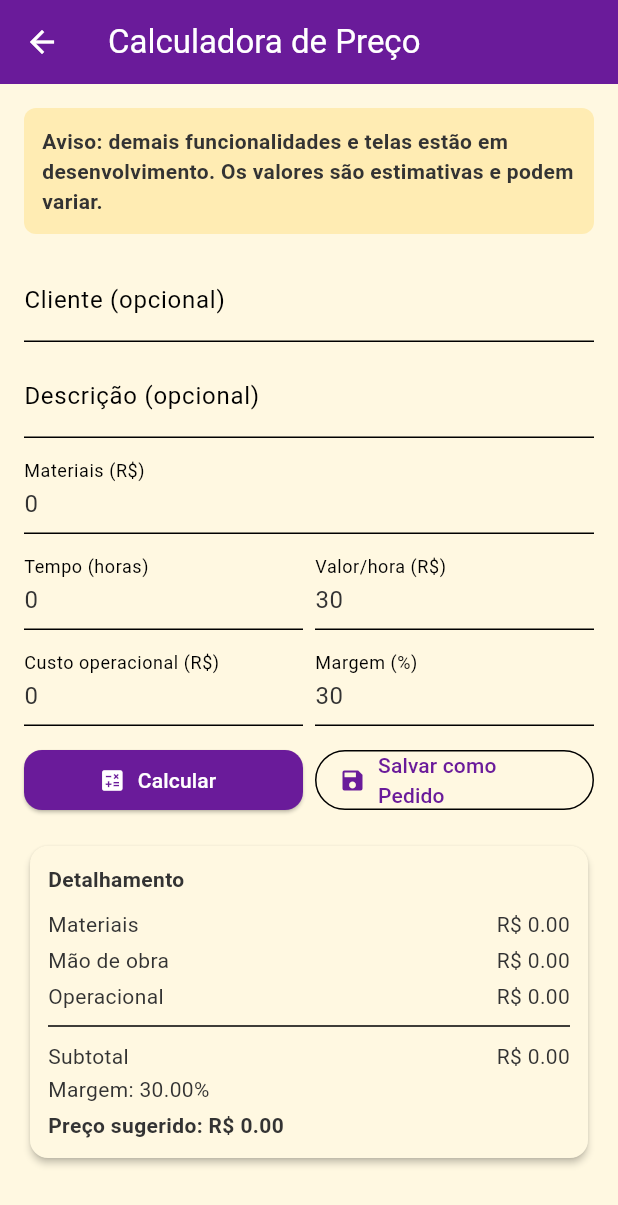
After one commit to AliceSilva56/Costura-Certa, a Flutter app: the CalculadoraScreen screen opened by its route, after a tap on "Calcular", on a phone screen of 412 x 824 dp. The commit adds this screen. Shown: the top 1205 px of the screen. Run offline on Flutter 3.47's test engine with Material 3 defaults, Android fonts, the phone set to English and light mode, and no system bars; our stand-ins replace hive_flutter; accounts and stored records are empty.

Commit message:
Atualização

```diff
--- /dev/null
+++ b/lib/models/insumo.dart
@@ -0,0 +1,33 @@
+class Insumo {
+  final String nome;
+  final String tipo; // tecido, linha, aviamento, etc.
+  final String unidade; // m, m2, un, etc.
+  final double quantidade;
+  final double custoUnitario;
+
+  const Insumo({
+    required this.nome,
+    required this.tipo,
+    required this.unidade,
+    required this.quantidade,
+    required this.custoUnitario,
+  });
+
+  double get custoTotal => quantidade * custoUnitario;
+
+  Map<String, dynamic> toMap() => {
+        'nome': nome,
+        'tipo': tipo,
+        'unidade': unidade,
+        'quantidade': quantidade,
+        'custoUnitario': custoUnitario,
+      };
+
+  factory Insumo.fromMap(Map map) => Insumo(
+        nome: (map['nome'] ?? '') as String,
+        tipo: (map['tipo'] ?? '') as String,
+        unidade: (map['unidade'] ?? '') as String,
+        quantidade: (map['quantidade'] ?? 0).toDouble(),
+        custoUnitario: (map['custoUnitario'] ?? 0).toDouble(),
+      );
+}
--- a/lib/models/pedido.dart
+++ b/lib/models/pedido.dart
@@ -1,10 +1,28 @@
+import 'insumo.dart';
+
+enum PedidoStatus { emAndamento, entregue, pago }
+
 class Pedido {
   final String id;
   final String cliente;
   final String descricao;
   final double valor;  // valor total do pedido
-  final double? tecido; // gasto com tecido (opcional)
-  final double? tempo;  // custo de mão de obra (opcional)
+  final double? tecido; // gasto com tecido (opcional, legado)
+  final double? tempo;  // custo de mão de obra (opcional, legado)
+
+  // Novos campos para cálculo detalhado
+  final List<Insumo> itensInsumo;
+  final double? tempoHoras;
+  final double? valorHora; // padrão sugerido: 30.0
+  final double? custoOperacional; // valor agregado por pedido
+  final double? margemLucroPercent; // padrão sugerido: 30.0
+  final PedidoStatus? status;
+  final DateTime? dataCriacao;
+  final DateTime? dataEntregaPrevista;
+  final DateTime? dataEntregaReal;
+  final DateTime? dataPagamento;
+  final double? precoSugerido; // calculado
+  final double? precoFinal; // pode sobrescrever o sugerido
 
   Pedido({
     required this.id,
@@ -13,5 +31,83 @@ class Pedido {
     required this.valor,
     this.tecido,
     this.tempo,
+    this.itensInsumo = const [],
+    this.tempoHoras,
+    this.valorHora,
+    this.custoOperacional,
+    this.margemLucroPercent,
+    this.status,
+    this.dataCriacao,
+    this.dataEntregaPrevista,
+    this.dataEntregaReal,
+    this.dataPagamento,
+    this.precoSugerido,
+    this.precoFinal,
   });
+
+  Map<String, dynamic> toMap() => {
+        'id': id,
+        'cliente': cliente,
+        'descricao': descricao,
+        'valor': valor,
+        'tecido': tecido,
+        'tempo': tempo,
+        'itensInsumo': itensInsumo.map((e) => e.toMap()).toList(),
+        'tempoHoras': tempoHoras,
+        'valorHora': valorHora,
+        'custoOperacional': custoOperacional,
+        'margemLucroPercent': margemLucroPercent,
+        'status': status?.index,
+        'dataCriacao': dataCriacao?.millisecondsSinceEpoch,
+        'dataEntregaPrevista': dataEntregaPrevista?.millisecondsSinceEpoch,
+        'dataEntregaReal': dataEntregaReal?.millisecondsSinceEpoch,
+        'dataPagamento': dataPagamento?.millisecondsSinceEpoch,
+        'precoSugerido': precoSugerido,
+        'precoFinal': precoFinal,
+      };
+
+  factory Pedido.fromMap(Map map) => Pedido(
+        id: (map['id'] ?? '') as String,
+        cliente: (map['cliente'] ?? '') as String,
+        descricao: (map['descricao'] ?? '') as String,
+        valor: (map['valor'] ?? 0).toDouble(),
+        tecido: map['tecido'] == null ? null : (map['tecido']).toDouble(),
+        tempo: map['tempo'] == null ? null : (map['tempo']).toDouble(),
+        itensInsumo: ((map['itensInsumo'] ?? []) as List)
+            .map((e) => Insumo.fromMap(e as Map))
+            .toList(),
+        tempoHoras:
+            map['tempoHoras'] == null ? null : (map['tempoHoras']).toDouble(),
+        valorHora: map['valorHora'] == null ? null : (map['valorHora']).toDouble(),
+        custoOperacional: map['custoOperacional'] == null
+            ? null
+            : (map['custoOperacional']).toDouble(),
+        margemLucroPercent: map['margemLucroPercent'] == null
+            ? null
+            : (map['margemLucroPercent']).toDouble(),
+        status: map['status'] == null
+            ? null
+            : PedidoStatus.values[(map['status'] as num).toInt()],
+        dataCriacao: map['dataCriacao'] == null
+            ? null
+            : DateTime.fromMillisecondsSinceEpoch(
+                (map['dataCriacao'] as num).toInt()),
+        dataEntregaPrevista: map['dataEntregaPrevista'] == null
+            ? null
+            : DateTime.fromMillisecondsSinceEpoch(
+                (map['dataEntregaPrevista'] as num).toInt()),
+        dataEntregaReal: map['dataEntregaReal'] == null
+            ? null
+            : DateTime.fromMillisecondsSinceEpoch(
+                (map['dataEntregaReal'] as num).toInt()),
+        dataPagamento: map['dataPagamento'] == null
+            ? null
+            : DateTime.fromMillisecondsSinceEpoch(
+                (map['dataPagamento'] as num).toInt()),
+        precoSugerido: map['precoSugerido'] == null
+            ? null
+            : (map['precoSugerido']).toDouble(),
+        precoFinal:
+            map['precoFinal'] == null ? null : (map['precoFinal']).toDouble(),
+      );
 }
--- a/lib/routes.dart
+++ b/lib/routes.dart
@@ -5,6 +5,7 @@ import 'screens/tecidos_screen.dart';
 import 'screens/pedidos_screen.dart';
 import 'screens/financeiro_screen.dart';
 import 'screens/config_screen.dart';
+import 'screens/calculadora_screen.dart';
 
 final Map<String, WidgetBuilder> appRoutes = {
   '/': (context) => const HomeScreen(),
@@ -13,4 +14,5 @@ final Map<String, WidgetBuilder> appRoutes = {
   '/pedidos': (context) => const PedidosScreen(),
   '/financeiro': (context) => const FinanceiroScreen(),
   '/config': (context) => const ConfigScreen(),
+  '/calculadora': (context) => const CalculadoraScreen(),
 };
--- /dev/null
+++ b/lib/screens/calculadora_screen.dart
@@ -0,0 +1,291 @@
+import 'package:flutter/material.dart';
+import 'package:provider/provider.dart';
+import 'package:uuid/uuid.dart';
+
+import '../models/insumo.dart';
+import '../models/pedido.dart';
+import '../services/calculadora_preco_service.dart';
+import '../services/pedidos_provider.dart';
+
+class CalculadoraScreen extends StatefulWidget {
+  const CalculadoraScreen({super.key});
+
+  @override
+  State<CalculadoraScreen> createState() => _CalculadoraScreenState();
+}
+
+class _CalculadoraScreenState extends State<CalculadoraScreen> {
+  final _formKey = GlobalKey<FormState>();
+
+  final _clienteCtrl = TextEditingController();
+  final _descricaoCtrl = TextEditingController();
+  final _materiaisCtrl = TextEditingController(text: '0');
+  final _tempoHorasCtrl = TextEditingController(text: '0');
+  final _valorHoraCtrl = TextEditingController(text: '30');
+  final _custoOperacionalCtrl = TextEditingController(text: '0');
+  final _margemCtrl = TextEditingController(text: '30');
+
+  PriceBreakdown? _resultado;
+
+  @override
+  void dispose() {
+    _clienteCtrl.dispose();
+    _descricaoCtrl.dispose();
+    _materiaisCtrl.dispose();
+    _tempoHorasCtrl.dispose();
+    _valorHoraCtrl.dispose();
+    _custoOperacionalCtrl.dispose();
+    _margemCtrl.dispose();
+    super.dispose();
+  }
+
+  void _calcular() {
+    if (!_formKey.currentState!.validate()) return;
+
+    final materiais = double.tryParse(_materiaisCtrl.text.replaceAll(',', '.')) ?? 0.0;
+    final tempo = double.tryParse(_tempoHorasCtrl.text.replaceAll(',', '.')) ?? 0.0;
+    final valorHora = double.tryParse(_valorHoraCtrl.text.replaceAll(',', '.')) ?? 30.0;
+    final operacional = double.tryParse(_custoOperacionalCtrl.text.replaceAll(',', '.')) ?? 0.0;
+    final margem = double.tryParse(_margemCtrl.text.replaceAll(',', '.')) ?? 30.0;
+
+    final itens = <Insumo>[
+      Insumo(
+        nome: 'Materiais diversos',
+        tipo: 'diversos',
+        unidade: 'un',
+        quantidade: 1,
+        custoUnitario: materiais,
+      )
+    ];
+
+    final r = CalculadoraPrecoService.calcular(
+      itensInsumo: itens,
+      tempoHoras: tempo,
+      valorHora: valorHora,
+      custoOperacional: operacional,
+      margemPercent: margem,
+    );
+
+    setState(() => _resultado = r);
+  }
+
+  void _salvarPedido() {
+    if (_resultado == null) {
+      ScaffoldMessenger.of(context).showSnackBar(
+        const SnackBar(content: Text('Calcule primeiro para salvar.')),
+      );
+      return;
+    }
+
+    final id = const Uuid().v4();
+    final pedido = Pedido(
+      id: id,
+      cliente: _clienteCtrl.text.trim().isEmpty ? 'Cliente' : _clienteCtrl.text.trim(),
+      descricao: _descricaoCtrl.text.trim().isEmpty ? 'Serviço' : _descricaoCtrl.text.trim(),
+      valor: _resultado!.precoSugerido,
+      itensInsumo: [
+        Insumo(
+          nome: 'Materiais diversos',
+          tipo: 'diversos',
+          unidade: 'un',
+          quantidade: 1,
+          custoUnitario: double.tryParse(_materiaisCtrl.text.replaceAll(',', '.')) ?? 0.0,
+        ),
+      ],
+      tempoHoras: double.tryParse(_tempoHorasCtrl.text.replaceAll(',', '.')) ?? 0.0,
+      valorHora: double.tryParse(_valorHoraCtrl.text.replaceAll(',', '.')) ?? 30.0,
+      custoOperacional: double.tryParse(_custoOperacionalCtrl.text.replaceAll(',', '.')) ?? 0.0,
+      margemLucroPercent: double.tryParse(_margemCtrl.text.replaceAll(',', '.')) ?? 30.0,
+      status: PedidoStatus.emAndamento,
+      dataCriacao: DateTime.now(),
+      precoSugerido: _resultado!.precoSugerido,
+      precoFinal: _resultado!.precoSugerido,
+    );
+
+    context.read<PedidosProvider>().adicionarPedido(pedido);
+
+    ScaffoldMessenger.of(context).showSnackBar(
+      const SnackBar(content: Text('Pedido salvo com sucesso.')),
+    );
+  }
+
+  @override
+  Widget build(BuildContext context) {
+    return Scaffold(
+      appBar: AppBar(
+        title: const Text('Calculadora de Preço'),
+      ),
+      body: SingleChildScrollView(
+        padding: const EdgeInsets.all(16),
+        child: Column(
+          crossAxisAlignment: CrossAxisAlignment.start,
+          children: [
+            Container(
+              width: double.infinity,
+              padding: const EdgeInsets.all(12),
+              margin: const EdgeInsets.only(bottom: 16),
+              decoration: BoxDecoration(
+                color: Colors.amber.shade100,
+                borderRadius: BorderRadius.circular(8),
+              ),
+              child: const Text(
+                'Aviso: demais funcionalidades e telas estão em desenvolvimento. Os valores são estimativas e podem variar.',
+                style: TextStyle(fontWeight: FontWeight.w600),
+              ),
+            ),
+            Form(
+              key: _formKey,
+              child: Column(
+                children: [
+                  TextFormField(
+                    controller: _clienteCtrl,
+                    decoration: const InputDecoration(labelText: 'Cliente (opcional)'),
+                  ),
+                  const SizedBox(height: 8),
+                  TextFormField(
+                    controller: _descricaoCtrl,
+                    decoration: const InputDecoration(labelText: 'Descrição (opcional)'),
+                  ),
+                  const SizedBox(height: 8),
+                  TextFormField(
+                    controller: _materiaisCtrl,
+                    keyboardType: const TextInputType.numberWithOptions(decimal: true),
+                    decoration: const InputDecoration(labelText: 'Materiais (R\$)'),
+                    validator: (v) {
+                      final d = double.tryParse((v ?? '').replaceAll(',', '.'));
+                      if (d == null) return 'Informe um número válido';
+                      if (d < 0) return 'Não pode ser negativo';
+                      return null;
+                    },
+                  ),
+                  const SizedBox(height: 8),
+                  Row(
+                    children: [
+                      Expanded(
+                        child: TextFormField(
+                          controller: _tempoHorasCtrl,
+                          keyboardType: const TextInputType.numberWithOptions(decimal: true),
+                          decoration: const InputDecoration(labelText: 'Tempo (horas)'),
+                          validator: (v) {
+                            final d = double.tryParse((v ?? '').replaceAll(',', '.'));
+                            if (d == null) return 'Número válido';
+                            if (d < 0) return 'Não pode ser negativo';
+                            return null;
+                          },
+                        ),
+                      ),
+                      const SizedBox(width: 8),
+                      Expanded(
+                        child: TextFormField(
+                          controller: _valorHoraCtrl,
+                          keyboardType: const TextInputType.numberWithOptions(decimal: true),
+                          decoration: const InputDecoration(labelText: 'Valor/hora (R\$)'),
+                          validator: (v) {
+                            final d = double.tryParse((v ?? '').replaceAll(',', '.'));
+                            if (d == null) return 'Número válido';
+                            if (d < 0) return 'Não pode ser negativo';
+                            return null;
+                          },
+                        ),
+                      ),
+                    ],
+                  ),
+                  const SizedBox(height: 8),
+                  Row(
+                    children: [
+                      Expanded(
+                        child: TextFormField(
+                          controller: _custoOperacionalCtrl,
+                          keyboardType: const TextInputType.numberWithOptions(decimal: true),
+                          decoration: const InputDecoration(labelText: 'Custo operacional (R\$)'),
+                          validator: (v) {
+                            final d = double.tryParse((v ?? '').replaceAll(',', '.'));
+                            if (d == null) return 'Número válido';
+                            if (d < 0) return 'Não pode ser negativo';
+                            return null;
+                          },
+                        ),
+                      ),
+                      const SizedBox(width: 8),
+                      Expanded(
+                        child: TextFormField(
+                          controller: _margemCtrl,
+                          keyboardType: const TextInputType.numberWithOptions(decimal: true),
+                          decoration: const InputDecoration(labelText: 'Margem (%)'),
+                          validator: (v) {
+                            final d = double.tryParse((v ?? '').replaceAll(',', '.'));
+                            if (d == null) return 'Número válido';
+                            return null;
+                          },
+                        ),
+                      ),
+                    ],
+                  ),
+                  const SizedBox(height: 12),
+                  Row(
+                    children: [
+                      Expanded(
+                        child: ElevatedButton.icon(
+                          onPressed: _calcular,
+                          icon: const Icon(Icons.calculate),
+                          label: const Text('Calcular'),
+                        ),
+                      ),
+                      const SizedBox(width: 8),
+                      Expanded(
+                        child: OutlinedButton.icon(
+                          onPressed: _salvarPedido,
+                          icon: const Icon(Icons.save),
+                          label: const Text('Salvar como Pedido'),
+                        ),
+                      ),
+                    ],
+                  ),
+                ],
+              ),
+            ),
+            const SizedBox(height: 16),
+            if (_resultado != null)
+              Card(
+                elevation: 2,
+                child: Padding(
+                  padding: const EdgeInsets.all(12),
+                  child: Column(
+                    crossAxisAlignment: CrossAxisAlignment.start,
+                    children: [
+                      const Text('Detalhamento', style: TextStyle(fontWeight: FontWeight.bold)),
+                      const SizedBox(height: 8),
+                      _linha('Materiais', _resultado!.custoMateriais),
+                      _linha('Mão de obra', _resultado!.custoMaoObra),
+                      _linha('Operacional', _resultado!.custoOperacional),
+                      const Divider(),
+                      _linha('Subtotal', _resultado!.subtotal),
+                      Text('Margem: ${_resultado!.margemPercent.toStringAsFixed(2)}%'),
+                      const SizedBox(height: 4),
+                      Text(
+                        'Preço sugerido: R\$ ${_resultado!.precoSugerido.toStringAsFixed(2)}',
+                        style: const TextStyle(fontWeight: FontWeight.bold),
+                      ),
+                    ],
+                  ),
+                ),
+              ),
+          ],
+        ),
+      ),
+    );
+  }
+
+  Widget _linha(String titulo, double valor) {
+    return Padding(
+      padding: const EdgeInsets.symmetric(vertical: 2),
+      child: Row(
+        mainAxisAlignment: MainAxisAlignment.spaceBetween,
+        children: [
+          Text(titulo),
+          Text('R\$ ${valor.toStringAsFixed(2)}'),
+        ],
+      ),
+    );
+  }
+}
--- a/lib/screens/home_screen.dart
+++ b/lib/screens/home_screen.dart
@@ -43,6 +43,13 @@ class _HomeScreenState extends State<HomeScreen> {
         backgroundColor: const Color(0xFFFFF8E1),
         elevation: 2,
         iconTheme: const IconThemeData(color: Color(0xFF6A1B9A)),
+        actions: [
+          IconButton(
+            tooltip: 'Calculadora de Preço',
+            icon: const Icon(Icons.calculate),
+            onPressed: () => Navigator.pushNamed(context, '/calculadora'),
+          ),
+        ],
       ),
       body: _screens[_currentIndex],
       bottomNavigationBar: BottomNavigationBar(
--- /dev/null
+++ b/lib/services/calculadora_preco_service.dart
@@ -0,0 +1,43 @@
+import '../models/insumo.dart';
+
+class PriceBreakdown {
+  final double custoMateriais;
+  final double custoMaoObra;
+  final double custoOperacional;
+  final double subtotal;
+  final double margemPercent;
+  final double precoSugerido;
+
+  const PriceBreakdown({
+    required this.custoMateriais,
+    required this.custoMaoObra,
+    required this.custoOperacional,
+    required this.subtotal,
+    required this.margemPercent,
+    required this.precoSugerido,
+  });
+}
+
+class CalculadoraPrecoService {
+  static PriceBreakdown calcular({
+    required List<Insumo> itensInsumo,
+    required double tempoHoras,
+    double valorHora = 30.0,
+    double custoOperacional = 0.0,
+    double margemPercent = 30.0,
+  }) {
+    final custoMateriais = itensInsumo.fold<double>(0.0, (s, i) => s + i.custoTotal);
+    final custoMaoObra = tempoHoras * valorHora;
+    final subtotal = custoMateriais + custoMaoObra + custoOperacional;
+    final precoSugerido = subtotal * (1 + margemPercent / 100);
+
+    return PriceBreakdown(
+      custoMateriais: custoMateriais,
+      custoMaoObra: custoMaoObra,
+      custoOperacional: custoOperacional,
+      subtotal: subtotal,
+      margemPercent: margemPercent,
+      precoSugerido: precoSugerido,
+    );
+  }
+}
--- a/lib/services/database_service.dart
+++ b/lib/services/database_service.dart
@@ -1 +1,57 @@
+import 'package:hive_flutter/hive_flutter.dart';
+import '../models/pedido.dart';
+
+class DatabaseService {
+  static const String _pedidosBoxName = 'pedidos_box_v1';
+  static DatabaseService? _instance;
+  Box? _pedidosBox;
+
+  DatabaseService._();
+
+  static DatabaseService get instance => _instance ??= DatabaseService._();
+
+  static Future<void> init() async {
+    await Hive.initFlutter();
+    await instance._openBoxes();
+  }
+
+  Future<void> _openBoxes() async {
+    _pedidosBox ??= await Hive.openBox(_pedidosBoxName);
+  }
+
+  Future<List<Pedido>> getPedidos() async {
+    await _ensureReady();
+    final values = _pedidosBox!.values.cast<dynamic>();
+    return values
+        .whereType<Map>()
+        .map((m) => Pedido.fromMap(m))
+        .toList(growable: true);
+  }
+
+  Future<void> addPedido(Pedido pedido) async {
+    await _ensureReady();
+    await _pedidosBox!.put(pedido.id, pedido.toMap());
+  }
+
+  Future<void> updatePedido(Pedido pedido) async {
+    await _ensureReady();
+    await _pedidosBox!.put(pedido.id, pedido.toMap());
+  }
+
+  Future<void> removePedido(String id) async {
+    await _ensureReady();
+    await _pedidosBox!.delete(id);
+  }
+
+  Future<void> clearAll() async {
+    await _ensureReady();
+    await _pedidosBox!.clear();
+  }
+
+  Future<void> _ensureReady() async {
+    if (!Hive.isBoxOpen(_pedidosBoxName) || _pedidosBox == null) {
+      await _openBoxes();
+    }
+  }
+}
 //Conexão Hive/Firebase
--- a/pubspec.yaml
+++ b/pubspec.yaml
@@ -11,6 +11,8 @@ dependencies:
     sdk: flutter
   provider: ^6.1.5+1
   uuid: ^4.5.1
+  hive: ^2.2.3
+  hive_flutter: ^1.1.0
 
 dev_dependencies:
   flutter_test:
```
Also changed, not shown: lib/main.dart (+5 -2 lines), lib/models/tabela_referencia_item.dart (added, +21 -0 lines), lib/services/pedidos_provider.dart (+12 -0 lines), lib/services/tabela_referencia_service.dart (added, +114 -0 lines), pubspec.lock, 2 other files.
